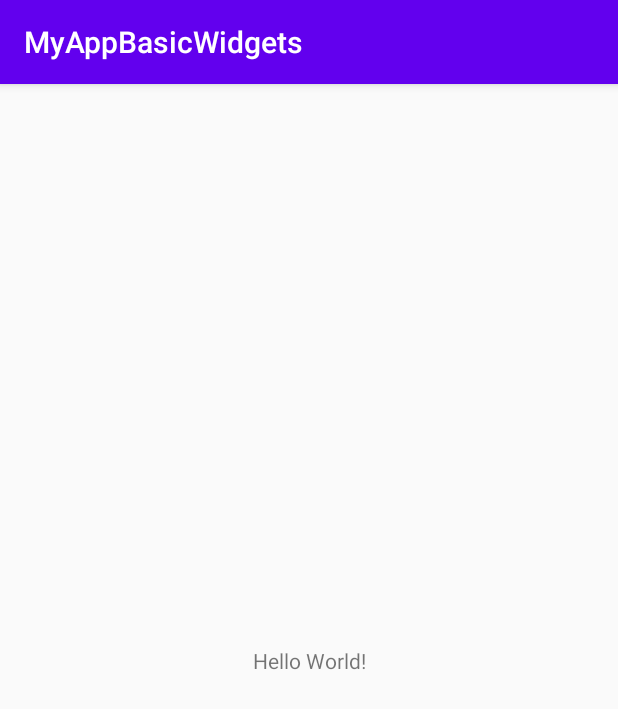
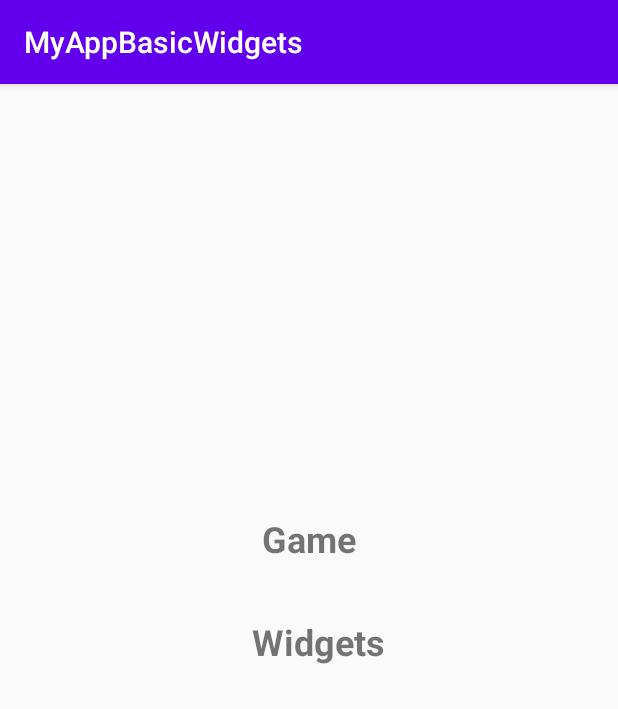
Before and after one commit to sly-felipa/MyAppBasicWidgets, an Android app: the screen it shows after launch (MainActivity), on a phone screen of 412 x 824 dp. Shown: the top 709 px of the screen. Run offline under Robolectric (Android 15) with nearby library versions, the phone set to English and light mode, and no system bars.

Commit message:
MainFragment.java se muestra.

```diff
--- a/app/build.gradle
+++ b/app/build.gradle
@@ -26,8 +26,15 @@ dependencies {
     implementation fileTree(dir: "libs", include: ["*.jar"])
     implementation 'androidx.appcompat:appcompat:1.2.0'
     implementation 'androidx.constraintlayout:constraintlayout:2.0.4'
+    implementation 'androidx.legacy:legacy-support-v4:1.0.0'
+    implementation 'androidx.recyclerview:recyclerview:1.1.0'
     testImplementation 'junit:junit:4.12'
     androidTestImplementation 'androidx.test.ext:junit:1.1.2'
     androidTestImplementation 'androidx.test.espresso:espresso-core:3.3.0'
 
+    implementation "androidx.fragment:fragment:1.2.5"
+    implementation "androidx.fragment:fragment:1.3.0-alpha04"
+
+
+
 }
--- a/app/src/main/java/com/example/myappbasicwidgets/MainActivity.java
+++ b/app/src/main/java/com/example/myappbasicwidgets/MainActivity.java
@@ -1,14 +1,45 @@
 package com.example.myappbasicwidgets;
 
+import android.os.Bundle;
+import android.view.View;
+import android.widget.TextView;
+
 import androidx.appcompat.app.AppCompatActivity;
-
-import android.os.Bundle;
+import androidx.fragment.app.Fragment;
+import androidx.fragment.app.FragmentTransaction;
 
 public class MainActivity extends AppCompatActivity {
+
+    private MainFragment mFragment;
+    private FragmentTransaction fragmentTransaction;
+
+    TextView textView_game;
+    TextView textView_widgets;
 
     @Override
     protected void onCreate(Bundle savedInstanceState) {
         super.onCreate(savedInstanceState);
         setContentView(R.layout.activity_main);
+       /** mFragment = MainFragment.getInstance();
+
+        textView_game = mFragment.textViewGame;
+        textView_widgets = mFragment.textViewGame;
+
+        textView_game.setOnClickListener(new View.OnClickListener() {
+            @Override
+            public void onClick(View v) {
+//                fragmentTransaction = getSupportFragmentManager().beginTransaction();
+//                fragmentTransaction.replace(R.id.fragmentContainer, new MainFragment()).commit();
+            }
+        });
+
+        textView_widgets.setOnClickListener(new View.OnClickListener() {
+            @Override
+            public void onClick(View v) {
+//                fragmentTransaction = getSupportFragmentManager().beginTransaction();
+//                fragmentTransaction.replace(R.id.fragmentContainer, new MainFragment()).commit();
+            }
+        });**/
+
     }
 }
--- /dev/null
+++ b/app/src/main/java/com/example/myappbasicwidgets/MainFragment.java
@@ -0,0 +1,41 @@
+package com.example.myappbasicwidgets;
+
+import android.os.Bundle;
+import android.view.LayoutInflater;
+import android.view.View;
+import android.view.ViewGroup;
+import android.widget.TextView;
+
+import androidx.fragment.app.Fragment;
+
+public class MainFragment extends Fragment {
+    View view;
+    TextView textViewGame;
+    TextView textViewWidgets;
+
+    private static MainFragment instance = null;
+
+    // getInstance method
+    public static MainFragment getInstance() {
+        if (instance == null) {
+            instance = new MainFragment();
+        }
+        return instance;
+    }
+
+    @Override
+    public void onCreate(Bundle savedInstanceState) {
+        super.onCreate(savedInstanceState);
+    }
+
+    @Override
+    public View onCreateView(LayoutInflater inflater, ViewGroup container,
+                             Bundle savedInstanceState) {
+        // Inflate the layout for this fragment
+        view = inflater.inflate(R.layout.fragment_main, container, false);
+        textViewGame = view.findViewById(R.id.txt_game);
+        textViewWidgets = view.findViewById(R.id.txt_widgets);
+
+        return view;
+    }
+}
--- a/app/src/main/res/layout/activity_main.xml
+++ b/app/src/main/res/layout/activity_main.xml
@@ -6,13 +6,16 @@
     android:layout_height="match_parent"
     tools:context=".MainActivity">
 
-    <TextView
-        android:layout_width="wrap_content"
-        android:layout_height="wrap_content"
-        android:text="Hello World!"
+
+    <fragment
+        android:id="@+id/mainFrag"
+        android:name="com.example.myappbasicwidgets.MainFragment"
+        android:layout_width="match_parent"
+        android:layout_height="match_parent"
         app:layout_constraintBottom_toBottomOf="parent"
         app:layout_constraintLeft_toLeftOf="parent"
         app:layout_constraintRight_toRightOf="parent"
-        app:layout_constraintTop_toTopOf="parent" />
+        app:layout_constraintTop_toTopOf="parent"
+        tools:layout="@layout/fragment_main"/>
 
 </androidx.constraintlayout.widget.ConstraintLayout>
--- /dev/null
+++ b/app/src/main/res/layout/fragment_main.xml
@@ -0,0 +1,38 @@
+<?xml version="1.0" encoding="utf-8"?>
+<androidx.constraintlayout.widget.ConstraintLayout xmlns:android="http://schemas.android.com/apk/res/android"
+    xmlns:app="http://schemas.android.com/apk/res-auto"
+    xmlns:tools="http://schemas.android.com/tools"
+    android:layout_width="match_parent"
+    android:layout_height="match_parent"
+    tools:context=".MainFragment">
+
+    <!-- TODO: Update blank fragment layout -->
+
+    <TextView
+        android:id="@+id/txt_game"
+        android:layout_width="wrap_content"
+        android:layout_height="wrap_content"
+        android:text="@string/txt_game"
+        android:textSize="24sp"
+        android:textStyle="bold"
+        android:clickable="true"
+        app:layout_constraintBottom_toTopOf="@+id/txt_widgets"
+        app:layout_constraintEnd_toEndOf="parent"
+        app:layout_constraintStart_toStartOf="parent"
+        app:layout_constraintTop_toTopOf="parent"
+        app:layout_constraintVertical_bias="0.889" />
+
+    <TextView
+        android:id="@+id/txt_widgets"
+        android:layout_width="wrap_content"
+        android:layout_height="wrap_content"
+        android:layout_marginBottom="380dp"
+        android:text="@string/txt_widget"
+        android:textSize="24sp"
+        android:textStyle="bold"
+        android:clickable="true"
+        app:layout_constraintBottom_toBottomOf="parent"
+        app:layout_constraintEnd_toEndOf="parent"
+        app:layout_constraintHorizontal_bias="0.519"
+        app:layout_constraintStart_toStartOf="parent" />
+</androidx.constraintlayout.widget.ConstraintLayout>
--- /dev/null
+++ b/app/src/main/res/values/dimens.xml
@@ -0,0 +1,4 @@
+<?xml version="1.0" encoding="utf-8"?>
+<resources>
+    <dimen name="text_margin">16dp</dimen>
+</resources>
--- a/app/src/main/res/values/strings.xml
+++ b/app/src/main/res/values/strings.xml
@@ -1,4 +1,8 @@
 <resources>
     <string name="app_name">MyAppBasicWidgets</string>
     <string name="label">Example of label</string>
+    <!-- TODO: Remove or change this placeholder text -->
+    <string name="hello_blank_fragment">Hello blank fragment</string>
+    <string name="txt_game">Game</string>
+    <string name="txt_widget">Widgets</string>
 </resources>
```
